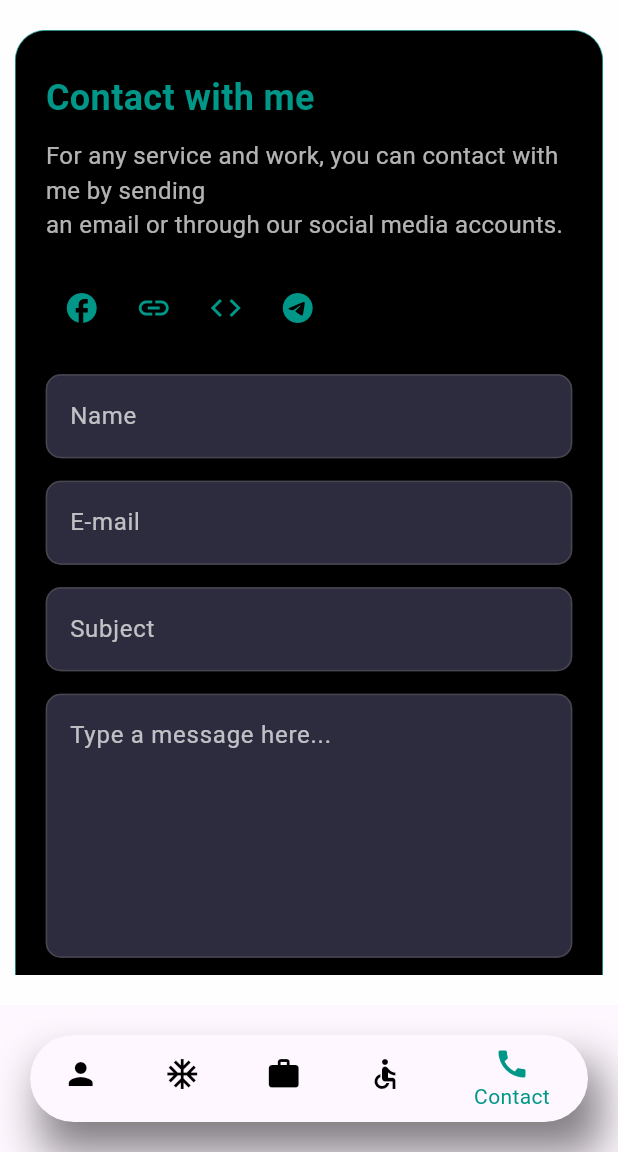
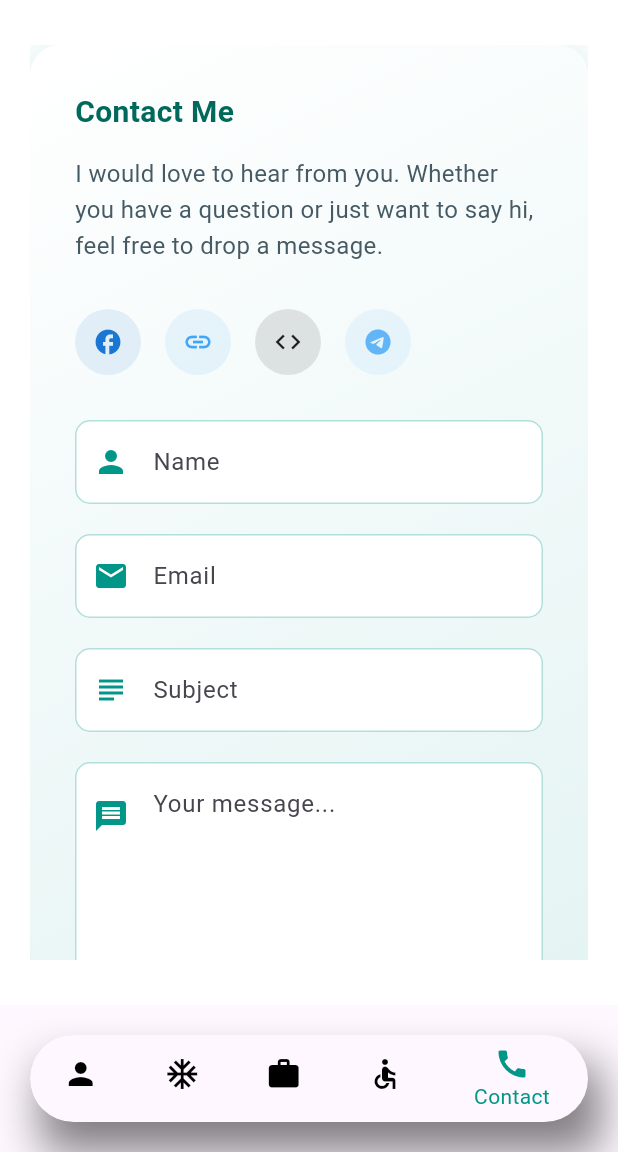
Before and after one commit to nayeemdiu/Sk-Portfolio-, a Flutter app: the screen it shows after launch, item 5 of the bottom bar chosen, on a phone screen of 412 x 824 dp, the part 84-1236 px from its top. Run offline on Flutter 3.47's test engine with Material 3 defaults, Android fonts, the phone set to English and light mode, and no system bars; our stand-ins replace animated_text_kit, fl_chart, flutter_staggered_animations, google_fonts.

Commit message:
responsive design good looking

```diff
--- a/lib/screen/bottom_navigation_screen.dart
+++ b/lib/screen/bottom_navigation_screen.dart
@@ -52,7 +52,7 @@ class _BottomNavigationPageState extends State<BottomNavigationPage> {
                 BottomNavigationBarItem(icon: Icon(Icons.person),label: "About"),
                 BottomNavigationBarItem(icon: Icon(Icons.ac_unit_outlined),label: "Resume"),
                 BottomNavigationBarItem(icon: Icon(Icons.work),label: "Project"),
-                BottomNavigationBarItem(icon: Icon(Icons.accessible),label: "Skill"),
+                BottomNavigationBarItem(icon: Icon(Icons.accessible),label: "Service"),
                 BottomNavigationBarItem(icon: Icon(Icons.call),label: "Contact"),
 
               ]),
--- a/lib/screen/contact_screen.dart
+++ b/lib/screen/contact_screen.dart
@@ -6,7 +6,8 @@ class ContactPage extends StatefulWidget {
   _ContactPageState createState() => _ContactPageState();
 }
 
-class _ContactPageState extends State<ContactPage> with SingleTickerProviderStateMixin {
+class _ContactPageState extends State<ContactPage>
+    with SingleTickerProviderStateMixin {
   late AnimationController _controller;
   late Animation<Offset> _slideAnimation;
   late Animation<double> _fadeAnimation;
@@ -14,24 +15,13 @@ class _ContactPageState extends State<ContactPage> with SingleTickerProviderStat
   @override
   void initState() {
     super.initState();
-
-    // Initialize animation controller
-    _controller = AnimationController(
-      duration: Duration(seconds: 1), // Animation duration
-      vsync: this,
-    );
-
-    // Slide animation
+    _controller = AnimationController(duration: Duration(seconds: 1), vsync: this);
     _slideAnimation = Tween<Offset>(begin: Offset(0, 0.5), end: Offset.zero).animate(
       CurvedAnimation(parent: _controller, curve: Curves.easeInOut),
     );
-
-    // Fade animation
     _fadeAnimation = Tween<double>(begin: 0.0, end: 1.0).animate(
       CurvedAnimation(parent: _controller, curve: Curves.easeIn),
     );
-
-    // Start the animation
     _controller.forward();
   }
 
@@ -50,30 +40,43 @@ class _ContactPageState extends State<ContactPage> with SingleTickerProviderStat
 
   @override
   Widget build(BuildContext context) {
-    final screenWidth = MediaQuery.of(context).size.width;
-    final screenHeight = MediaQuery.of(context).size.height;
-
     return Scaffold(
-      backgroundColor: Color(0xFFFEFEFF),
-      body: Padding(
-        padding: const EdgeInsets.symmetric(horizontal: 10, vertical: 20),
+      backgroundColor: Colors.white,
+      body: SafeArea(
+        child: Padding(
+          padding: const EdgeInsets.symmetric(horizontal: 20, vertical: 30),
           child: SlideTransition(
-          position: _slideAnimation, // Apply the slide animation
+            position: _slideAnimation,
             child: FadeTransition(
-            opacity: _fadeAnimation, // Apply the fade animation
-            child: SingleChildScrollView( // Add SingleChildScrollView
+              opacity: _fadeAnimation,
+              child: SingleChildScrollView(
                 child: Container(
                   width: double.infinity,
-                padding: const EdgeInsets.all(20.0),
+                  padding: const EdgeInsets.all(30.0),
                   decoration: BoxDecoration(
-                  border: Border.all(
-                    width: 0.5,
-                    color: Colors.teal,
+                    gradient: LinearGradient(
+                      begin: Alignment.topLeft,
+                      end: Alignment.bottomRight,
+                      colors: [Colors.white, Color(0xFFE0F2F1)],
                     ),
-                  color: Colors.black,
                     borderRadius: BorderRadius.circular(20),
+                    boxShadow: [
+                      BoxShadow(
+                        color: Colors.teal.withOpacity(0.1),
+                        spreadRadius: 5,
+                        blurRadius: 15,
+                        offset: Offset(0, 3),
                       ),
-                child: screenWidth > 600 ? _buildWideLayout(context) : _buildNarrowLayout(context),
+                    ],
+                  ),
+                  child: LayoutBuilder(
+                    builder: (context, constraints) {
+                      return constraints.maxWidth > 600
+                          ? _buildWideLayout(context)
+                          : _buildNarrowLayout(context);
+                    },
+                  ),
+                ),
               ),
             ),
           ),
@@ -84,56 +87,16 @@ class _ContactPageState extends State<ContactPage> with SingleTickerProviderStat
 
   Widget _buildWideLayout(BuildContext context) {
     return Row(
+      crossAxisAlignment: CrossAxisAlignment.start,
       children: [
         Expanded(
           flex: 1,
-          child: Column(
-            crossAxisAlignment: CrossAxisAlignment.start,
-            children: [
-              Padding(
-                padding: const EdgeInsets.only(top: 8.0),
-                child: Text(
-                  'Contact with me',
-                  style: TextStyle(
-                    fontSize: 22,
-                    color: Colors.teal,
-                    fontWeight: FontWeight.bold,
-                  ),
-                ),
-              ),
-              SizedBox(height: 10),
-              Text(
-                'For any service and work, you can contact with me by sending\nan email or through our social media accounts.',
-                style: TextStyle(
-                  fontSize: 16,
-                  color: Colors.white70,
-                ),
-              ),
-              SizedBox(height: 20),
-              _buildSocialMediaIcons(), // Add animation
-            ],
-          ),
+          child: _buildContactInfo(),
         ),
         SizedBox(width: 50),
         Expanded(
           flex: 1,
-          child: Padding(
-            padding: const EdgeInsets.all(8.0),
-            child: Column(
-              crossAxisAlignment: CrossAxisAlignment.stretch,
-              children: [
-                _buildAnimatedTextField('Name'),
-                SizedBox(height: 15),
-                _buildAnimatedTextField('E-mail'),
-                SizedBox(height: 15),
-                _buildAnimatedTextField('Subject'),
-                SizedBox(height: 15),
-                _buildAnimatedMessageField(),
-                SizedBox(height: 25),
-                _buildSubmitButton(context),
-              ],
-            ),
-          ),
+          child: _buildContactForm(),
         ),
       ],
     );
@@ -143,128 +106,149 @@ class _ContactPageState extends State<ContactPage> with SingleTickerProviderStat
     return Column(
       crossAxisAlignment: CrossAxisAlignment.start,
       children: [
-        Padding(
-          padding: const EdgeInsets.only(top: 8.0),
-          child: Text(
-            'Contact with me',
-            style: TextStyle(
-              fontSize: 24,
-              color: Colors.teal,
-              fontWeight: FontWeight.bold,
-            ),
-          ),
-        ),
-        SizedBox(height: 10),
-        Text(
-          'For any service and work, you can contact with me by sending\nan email or through our social media accounts.',
-          style: TextStyle(
-            fontSize: 16,
-            color: Colors.white70,
-          ),
-        ),
-        SizedBox(height: 20),
-        _buildSocialMediaIcons(),
-        SizedBox(height: 20),
-        _buildAnimatedTextField('Name'),
-        SizedBox(height: 15),
-        _buildAnimatedTextField('E-mail'),
-        SizedBox(height: 15),
-        _buildAnimatedTextField('Subject'),
-        SizedBox(height: 15),
-        _buildAnimatedMessageField(),
-        SizedBox(height: 25),
-        _buildSubmitButton(context),
-        SizedBox(height: 20), // Add some spacing at the bottom
+        _buildContactInfo(),
+        SizedBox(height: 30),
+        _buildContactForm(),
       ],
     );
   }
 
-  Widget _buildAnimatedTextField(String hintText) {
+  Widget _buildContactInfo() {
+    return Column(
+      crossAxisAlignment: CrossAxisAlignment.start,
+      children: [
+        Text(
+          'Contact Me',
+          style: TextStyle(
+            fontSize: 20,
+            fontWeight: FontWeight.bold,
+            color: Colors.teal[800],
+          ),
+        ),
+        SizedBox(height: 15),
+        Text(
+          'I would love to hear from you. Whether you have a question or just want to say hi, feel free to drop a message.',
+          style: TextStyle(
+            fontSize: 16,
+            color: Colors.blueGrey[700],
+            height: 1.5,
+          ),
+        ),
+        SizedBox(height: 30),
+        _buildSocialMediaIcons(),
+      ],
+    );
+  }
+
+  Widget _buildContactForm() {
+    return Column(
+      crossAxisAlignment: CrossAxisAlignment.stretch,
+      children: [
+        _buildAnimatedTextField('Name', Icons.person),
+        SizedBox(height: 20),
+        _buildAnimatedTextField('Email', Icons.email),
+        SizedBox(height: 20),
+        _buildAnimatedTextField('Subject', Icons.subject),
+        SizedBox(height: 20),
+        _buildAnimatedMessageField(),
+        SizedBox(height: 30),
+        _buildSubmitButton(context),
+      ],
+    );
+  }
+
+  Widget _buildSocialMediaIcons() {
+    final iconSize = 20.0;
+    return Wrap(
+      spacing: 16,
+      runSpacing: 16,
+      children: [
+        _buildSocialIcon(Icons.facebook, Colors.blue[700]!,
+            'https://www.facebook.com/sknayeem.urrahman/', iconSize),
+        _buildSocialIcon(
+            Icons.link,
+            Colors.blue[400]!,
+            'https://www.linkedin.com/in/sk-nayeem-ur-rahman-439783271/',
+            iconSize),
+        _buildSocialIcon(Icons.code, Colors.black87,
+            'https://github.com/nayeemdiu', iconSize),
+        _buildSocialIcon(Icons.telegram, Colors.blue[300]!,
+            'https://t.me/your-telegram', iconSize),
+      ],
+    );
+  }
+
+  Widget _buildSocialIcon(IconData icon, Color color, String url, double size) {
+    return InkWell(
+      onTap: () => _launchURL(url),
+      child: Container(
+        padding: EdgeInsets.all(12),
+        decoration: BoxDecoration(
+          color: color.withOpacity(0.1),
+          borderRadius: BorderRadius.circular(50),
+        ),
+        child: Icon(icon, color: color, size: size),
+      ),
+    );
+  }
+
+  Widget _buildAnimatedTextField(String hintText, IconData icon) {
     return FadeTransition(
       opacity: _fadeAnimation,
-      child: _buildTextField(hintText),
+      child: _buildTextField(hintText, icon),
+    );
+  }
+
+  Widget _buildTextField(String hintText, IconData icon) {
+    return TextField(
+      decoration: InputDecoration(
+        hintText: hintText,
+        prefixIcon: Icon(icon, color: Colors.teal),
+        filled: true,
+        fillColor: Colors.white,
+        border: OutlineInputBorder(
+          borderRadius: BorderRadius.circular(10),
+          borderSide: BorderSide(color: Colors.teal.shade100),
+        ),
+        focusedBorder: OutlineInputBorder(
+          borderRadius: BorderRadius.circular(10),
+          borderSide: BorderSide(color: Colors.teal, width: 2),
+        ),
+        enabledBorder: OutlineInputBorder(
+          borderRadius: BorderRadius.circular(10),
+          borderSide: BorderSide(color: Colors.teal.shade100),
+        ),
+      ),
     );
   }
 
   Widget _buildAnimatedMessageField() {
     return FadeTransition(
       opacity: _fadeAnimation,
-      child: _buildMessageField(),
-    );
-  }
-
-  Widget _buildSocialMediaIcons() {
-    return FadeTransition(
-      opacity: _fadeAnimation,
-      child: Row(
-        children: [
-          IconButton(
-            icon: Icon(Icons.facebook, color: Colors.teal),
-            onPressed: () {
-              _launchURL('https://www.facebook.com/sknayeem.urrahman/');
-            },
+      child: TextField(
+        maxLines: 5,
+        decoration: InputDecoration(
+          hintText: 'Your message...',
+          prefixIcon: Padding(
+            padding: const EdgeInsets.only(bottom: 80),
+            child: Icon(Icons.message, color: Colors.teal),
           ),
-          IconButton(
-            icon: Icon(Icons.link, color: Colors.teal),
-            onPressed: () {
-              _launchURL('https://www.linkedin.com/in/sk-nayeem-ur-rahman-439783271/');
-            },
-          ),
-          IconButton(
-            icon: Icon(Icons.code, color: Colors.teal),
-            onPressed: () {
-              _launchURL('https://github.com/nayeemdiu');
-            },
-          ),
-          IconButton(
-            icon: Icon(Icons.telegram, color: Colors.teal),
-            onPressed: () {
-              _launchURL('https://t.me/your-telegram');
-            },
-          ),
-        ],
-      ),
-    );
-  }
-
-  Widget _buildTextField(String hintText) {
-    return TextField(
-      decoration: InputDecoration(
-        hintText: hintText,
-        hintStyle: TextStyle(color: Colors.white70),
           filled: true,
-        fillColor: Color(0xFF2C2C3E),
+          fillColor: Colors.white,
           border: OutlineInputBorder(
             borderRadius: BorderRadius.circular(10),
-          borderSide: BorderSide(color: Colors.transparent),
+            borderSide: BorderSide(color: Colors.teal.shade100),
           ),
           focusedBorder: OutlineInputBorder(
             borderRadius: BorderRadius.circular(10),
-          borderSide: BorderSide(color: Colors.teal),
+            borderSide: BorderSide(color: Colors.teal, width: 2),
+          ),
+          enabledBorder: OutlineInputBorder(
+            borderRadius: BorderRadius.circular(10),
+            borderSide: BorderSide(color: Colors.teal.shade100),
           ),
         ),
-      style: TextStyle(color: Colors.white),
-    );
-  }
-
-  Widget _buildMessageField() {
-    return TextField(
-      maxLines: 6,
-      decoration: InputDecoration(
-        hintText: 'Type a message here...',
-        hintStyle: TextStyle(color: Colors.white70),
-        filled: true,
-        fillColor: Color(0xFF2C2C3E),
-        border: OutlineInputBorder(
-          borderRadius: BorderRadius.circular(10),
-          borderSide: BorderSide(color: Colors.transparent),
       ),
-        focusedBorder: OutlineInputBorder(
-          borderRadius: BorderRadius.circular(10),
-          borderSide: BorderSide(color: Colors.teal),
-        ),
-      ),
-      style: TextStyle(color: Colors.white),
     );
   }
 
@@ -279,12 +263,11 @@ class _ContactPageState extends State<ContactPage> with SingleTickerProviderStat
           borderRadius: BorderRadius.circular(10),
         ),
         padding: EdgeInsets.symmetric(vertical: 15),
+        elevation: 3,
       ),
-      child: Center(
       child: Text(
-          'Send',
-          style: TextStyle(color: Colors.white, fontSize: 18),
-        ),
+        'Send Message',
+        style: TextStyle(fontSize: 18, fontWeight: FontWeight.bold, color: Colors.white),
       ),
     );
   }
--- a/lib/screen/home_screen.dart
+++ b/lib/screen/home_screen.dart
@@ -72,6 +72,7 @@ class _HomePageState extends State<HomePage> {
           : null,
       appBar: isMobile
           ? AppBar(
+        elevation: 0,
               title: Text("Sk Portfolio"),
               centerTitle: true,
               backgroundColor: Colors.teal,
--- a/lib/widget/my_services.dart
+++ b/lib/widget/my_services.dart
@@ -106,8 +106,8 @@ class _HoverableServiceItemState extends State<HoverableServiceItem> {
         duration: const Duration(milliseconds: 200),
         decoration: BoxDecoration(
           color: isHovered
-              ? Color.fromRGBO(204, 238, 236, 0.4470588235294118)
-              : Color.fromRGBO(220, 238, 237, 0.4470588235294118),
+              ? Color.fromRGBO(243, 246, 246, 0.4470588235294118)
+              : Color.fromRGBO(229, 252, 252, 0.4470588235294118),
           border: Border.all(
             width: 0.5,
             color: Colors.teal,
```
Also changed, not shown: lib/screen/projectScreen.dart (+60 -63 lines), assets/todo.png (added), lib/generated/assets.dart. Lines whose indentation alone changed are shown as unchanged.
